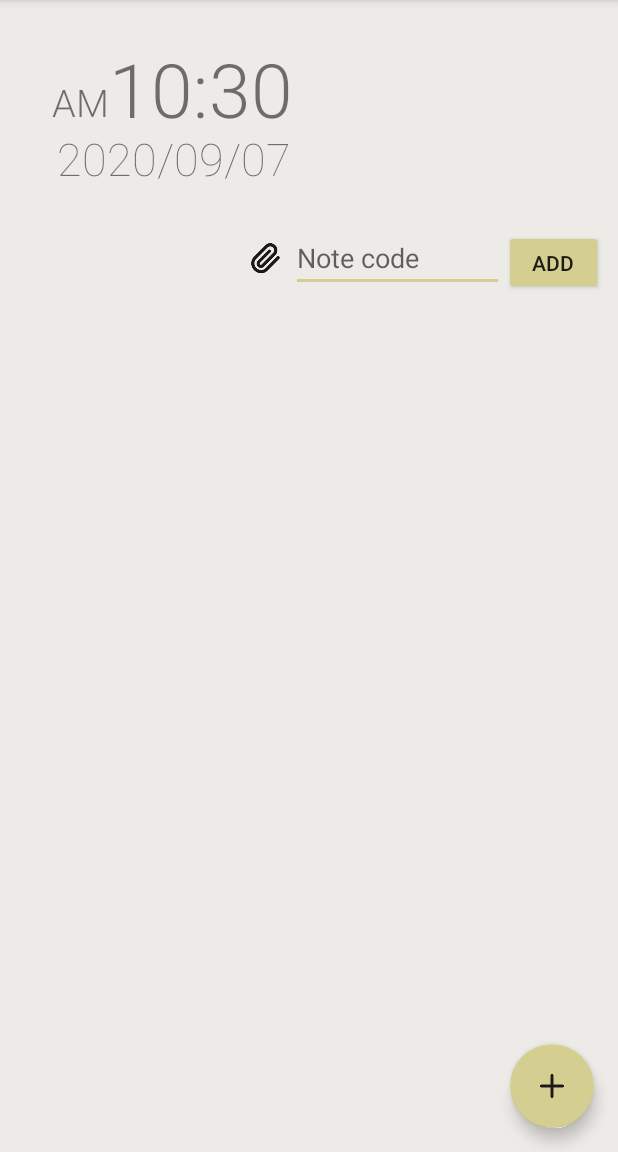
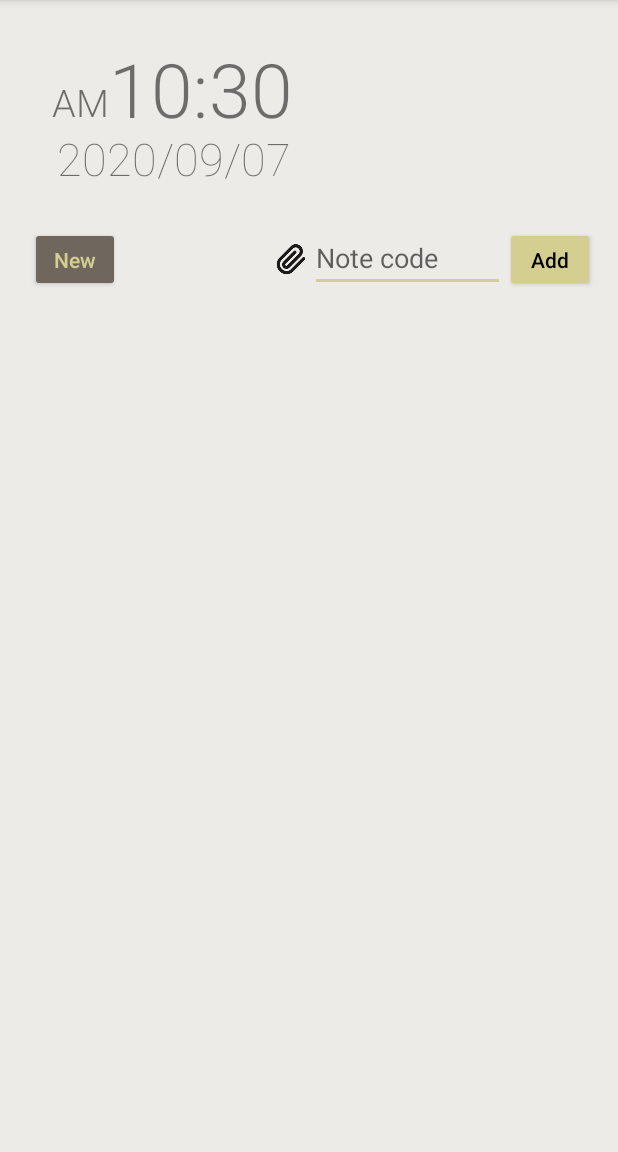
Before and after one commit to mjkcool/Branch-Memo-Beta, an Android app: the screen it shows after launch (MainActivity), on a phone screen of 412 x 824 dp, the part 84-1236 px from its top. Run offline under Robolectric (Android 15) with nearby library versions, the phone set to English and light mode, and no system bars.

Commit message:
Implement page moving

```diff
--- a/app/src/main/java/com/example/branchmemo/FirstFragment.java
+++ b/app/src/main/java/com/example/branchmemo/FirstFragment.java
@@ -1,15 +1,23 @@
 package com.example.branchmemo;
 
+import android.icu.util.Calendar;
 import android.os.Bundle;
+import android.os.Handler;
+import android.os.Message;
 import android.view.LayoutInflater;
 import android.view.View;
 import android.view.ViewGroup;
+import android.widget.TextView;
 
 import androidx.annotation.NonNull;
 import androidx.fragment.app.Fragment;
 import androidx.navigation.fragment.NavHostFragment;
 
+import java.text.SimpleDateFormat;
+
 public class FirstFragment extends Fragment {
+    private static Handler mHandler ;
+    TextView Date_top_1, Date_top_2, Date_bottom;
 
     @Override
     public View onCreateView(
@@ -18,17 +26,59 @@ public class FirstFragment extends Fragment {
     ) {
         // Inflate the layout for this fragment
         return inflater.inflate(R.layout.fragment_first, container, false);
+
     }
 
-//    public void onViewCreated(@NonNull View view, Bundle savedInstanceState) {
-//        super.onViewCreated(view, savedInstanceState);
-//
-//        view.findViewById(R.id.button_first).setOnClickListener(new View.OnClickListener() {
-//            @Override
-//            public void onClick(View view) {
-//                NavHostFragment.findNavController(FirstFragment.this)
-//                        .navigate(R.id.action_FirstFragment_to_SecondFragment);
-//            }
-//        });
-//    }
+    public void onViewCreated(@NonNull View view, Bundle savedInstanceState) {
+        super.onViewCreated(view, savedInstanceState);
+
+
+
+        Date_top_1 = view.findViewById(R.id.a_view);
+        Date_top_2 = view.findViewById(R.id.time_view);
+        Date_bottom = view.findViewById(R.id.date_view);
+
+        mHandler = new Handler() {
+            @Override
+            public void handleMessage(Message msg) {
+                Calendar cal = Calendar.getInstance() ;
+                SimpleDateFormat ap = new SimpleDateFormat("a");
+                SimpleDateFormat time = new SimpleDateFormat("hh:mm");
+                SimpleDateFormat date = new SimpleDateFormat("yyyy/MM/dd");
+                Date_top_1.setText(ap.format(cal.getTime()));
+                Date_top_2.setText(time.format(cal.getTime()));
+                Date_bottom.setText(date.format(cal.getTime()));
+            }
+        };
+
+        class NewRunnable implements Runnable {
+            Calendar cal = Calendar.getInstance();
+
+            @Override
+            public void run() {
+                while (true) {
+                    mHandler.sendEmptyMessage(0) ;
+                    try {
+                        Thread.sleep(1000) ;
+                    } catch (Exception e) {
+                        e.printStackTrace() ;
+                    }
+                }
+            }
+        }
+        NewRunnable nr = new NewRunnable() ;
+        Thread t = new Thread(nr) ;
+        t.start() ;
+
+
+        view.findViewById(R.id.newBtn).setOnClickListener(new View.OnClickListener() {
+            @Override
+            public void onClick(View view) {
+                MainActivity.actionBar.setDisplayHomeAsUpEnabled(true);
+                MainActivity.actionBar.setDisplayShowHomeEnabled(true);
+                NavHostFragment.findNavController(FirstFragment.this)
+                        .navigate(R.id.action_FirstFragment_to_SecondFragment);
+            }
+        });
+    }
 }
--- a/app/src/main/java/com/example/branchmemo/MainActivity.java
+++ b/app/src/main/java/com/example/branchmemo/MainActivity.java
@@ -11,6 +11,7 @@ import androidx.annotation.NonNull;
 import androidx.appcompat.app.ActionBar;
 import androidx.appcompat.app.AppCompatActivity;
 import androidx.appcompat.widget.Toolbar;
+import androidx.fragment.app.FragmentTransaction;
 
 import android.os.Handler;
 import android.os.Message;
@@ -18,6 +19,7 @@ import android.view.View;
 
 import android.view.Menu;
 import android.view.MenuItem;
+import android.widget.Button;
 import android.widget.TextView;
 import android.widget.Toast;
 
@@ -25,9 +27,9 @@ import java.text.SimpleDateFormat;
 import java.util.Date;
 
 public class MainActivity extends AppCompatActivity {
-    TextView Date_top_1, Date_top_2, Date_bottom;
+    Toolbar toolbar;
+    public static ActionBar actionBar;
 
-    private static Handler mHandler ;
 
     @SuppressLint("HandlerLeak")
     @Override
@@ -35,67 +37,16 @@ public class MainActivity extends AppCompatActivity {
         super.onCreate(savedInstanceState);
         setContentView(R.layout.activity_main);
 
-
-        Toolbar toolbar = findViewById(R.id.toolbar);
-
+        toolbar = findViewById(R.id.toolbar);
 
         setSupportActionBar(toolbar);
-        ActionBar actionBar = getSupportActionBar();
+        actionBar = getSupportActionBar();
         actionBar = getSupportActionBar();
         actionBar.setDisplayShowCustomEnabled(true);
         actionBar.setDisplayShowTitleEnabled(false);//기본 제목을 없애줍니다.
-        //actionBar.setDisplayHomeAsUpEnabled(true); //툴바의 뒤로가기 버튼
+        actionBar.setDisplayHomeAsUpEnabled(false); //툴바의 뒤로가기 버튼
 
 
-
-        FloatingActionButton fab = findViewById(R.id.fab);
-        fab.setOnClickListener(new View.OnClickListener() {
-            @Override
-            public void onClick(View view) {
-                Snackbar.make(view, "Replace with your own action", Snackbar.LENGTH_LONG)
-                        .setAction("Action", null).show();
-            }
-        });
-
-
-
-        mHandler = new Handler() {
-            @Override
-            public void handleMessage(Message msg) {
-                Calendar cal = Calendar.getInstance() ;
-                SimpleDateFormat ap = new SimpleDateFormat("a");
-                SimpleDateFormat time = new SimpleDateFormat("hh:mm");
-                SimpleDateFormat date = new SimpleDateFormat("yyyy/MM/dd");
-
-                Date_top_1 = (TextView) findViewById(R.id.a_view);
-                Date_top_2 = (TextView) findViewById(R.id.time_view);
-                Date_bottom = (TextView) findViewById(R.id.date_view);
-
-                Date_top_1.setText(ap.format(cal.getTime()));
-                Date_top_2.setText(time.format(cal.getTime()));
-                Date_bottom.setText(date.format(cal.getTime()));
-            }
-        };
-
-        class NewRunnable implements Runnable {
-            Calendar cal = Calendar.getInstance();
-
-            @Override
-            public void run() {
-                while (true) {
-                    mHandler.sendEmptyMessage(0) ;
-                    try {
-                        Thread.sleep(1000) ;
-                    } catch (Exception e) {
-                        e.printStackTrace() ;
-                    }
-                }
-            }
-        }
-
-        NewRunnable nr = new NewRunnable() ;
-        Thread t = new Thread(nr) ;
-        t.start() ;
     }
 
 
--- a/app/src/main/java/com/example/branchmemo/SecondFragment.java
+++ b/app/src/main/java/com/example/branchmemo/SecondFragment.java
@@ -11,6 +11,10 @@ import androidx.navigation.fragment.NavHostFragment;
 
 public class SecondFragment extends Fragment {
 
+    public static Fragment newInstance() {
+        return new SecondFragment();
+    }
+
     @Override
     public View onCreateView(
             LayoutInflater inflater, ViewGroup container,
@@ -23,12 +27,15 @@ public class SecondFragment extends Fragment {
     public void onViewCreated(@NonNull View view, Bundle savedInstanceState) {
         super.onViewCreated(view, savedInstanceState);
 
-        view.findViewById(R.id.button_second).setOnClickListener(new View.OnClickListener() {
-            @Override
-            public void onClick(View view) {
-                NavHostFragment.findNavController(SecondFragment.this)
-                        .navigate(R.id.action_SecondFragment_to_FirstFragment);
-            }
-        });
+
+
+//        view.findViewById(R.id.button_second).setOnClickListener(new View.OnClickListener() {
+//            @Override
+//            public void onClick(View view) {
+//                NavHostFragment.findNavController(SecondFragment.this)
+//                        .navigate(R.id.action_SecondFragment_to_FirstFragment);
+//            }
+//        });
+
     }
 }
--- a/app/src/main/res/layout/activity_main.xml
+++ b/app/src/main/res/layout/activity_main.xml
@@ -18,7 +18,6 @@
             android:id="@+id/toolbar"
             android:layout_width="match_parent"
             android:layout_height="?attr/actionBarSize">
-
             <TextView
                 android:layout_width="wrap_content"
                 android:layout_height="wrap_content"
@@ -33,13 +32,4 @@
 
     <include layout="@layout/content_main" />
 
-    <com.google.android.material.floatingactionbutton.FloatingActionButton
-        android:id="@+id/fab"
-        android:layout_width="wrap_content"
-        android:layout_height="wrap_content"
-        android:layout_gravity="bottom|end"
-        android:layout_margin="@dimen/fab_margin"
-        app:backgroundTint="#D4CE91"
-        app:srcCompat="@drawable/plus" />
-
 </androidx.coordinatorlayout.widget.CoordinatorLayout>
--- a/app/src/main/res/layout/content_main.xml
+++ b/app/src/main/res/layout/content_main.xml
@@ -1,6 +1,7 @@
 <?xml version="1.0" encoding="utf-8"?>
 <androidx.constraintlayout.widget.ConstraintLayout xmlns:android="http://schemas.android.com/apk/res/android"
     xmlns:app="http://schemas.android.com/apk/res-auto"
+    android:id="@+id/fragmentlayout"
     android:layout_width="match_parent"
     android:layout_height="match_parent"
     app:layout_behavior="@string/appbar_scrolling_view_behavior">
--- a/app/src/main/res/layout/fragment_first.xml
+++ b/app/src/main/res/layout/fragment_first.xml
@@ -37,6 +37,7 @@
                 android:fontFamily="sans-serif-light"
                 android:gravity="left"
                 android:text="00:00"
+                android:textColorHighlight="#FFFFFF"
                 android:textSize="50sp" />
         </LinearLayout>
 
@@ -51,39 +52,69 @@
 
     </LinearLayout>
 
-    <LinearLayout
+    <androidx.constraintlayout.widget.ConstraintLayout
         android:layout_width="match_parent"
         android:layout_height="43dp"
         android:orientation="horizontal"
-        android:paddingLeft="160dp"
-        android:paddingRight="10dp">
+        android:paddingLeft="20dp"
+        android:paddingRight="15dp">
+
+
+        <Button
+            android:id="@+id/newBtn"
+            android:layout_width="60dp"
+            android:layout_height="wrap_content"
+            android:layout_weight="1"
+            android:backgroundTint="#6F675D"
+            android:gravity="center"
+            android:text="New"
+            android:textColor="#D4CE91"
+            android:textColorHighlight="#FFFFFF"
+            app:layout_constraintBottom_toBottomOf="parent"
+            app:layout_constraintEnd_toStartOf="@+id/imageView"
+            app:layout_constraintHorizontal_bias="0.0"
+            app:layout_constraintStart_toStartOf="parent"
+            app:layout_constraintTop_toTopOf="parent"
+            android:textAllCaps="false"
+            app:layout_constraintVertical_bias="0.0" />
 
         <ImageView
             android:id="@+id/imageView"
-            android:layout_width="3dp"
+            android:layout_width="25dp"
             android:layout_height="25dp"
             android:layout_gravity="center"
             android:layout_weight="1"
-            android:src="@drawable/clip" />
+            android:src="@drawable/clip"
+            app:layout_constraintBottom_toBottomOf="parent"
+            app:layout_constraintEnd_toStartOf="@+id/editTextTextPersonName"
+            app:layout_constraintTop_toTopOf="parent" />
 
         <EditText
             android:id="@+id/editTextTextPersonName"
-            android:layout_width="111dp"
+            android:layout_width="130dp"
             android:layout_height="wrap_content"
             android:layout_weight="1"
             android:ems="10"
             android:hint="Note code"
-            android:inputType="textPersonName" />
+            android:inputType="textPersonName"
+            app:layout_constraintBottom_toBottomOf="parent"
+            app:layout_constraintEnd_toStartOf="@+id/addBtn"
+            app:layout_constraintTop_toTopOf="parent" />
 
         <Button
-            android:id="@+id/button"
-            android:layout_width="35dp"
+            android:id="@+id/addBtn"
+            android:layout_width="60dp"
             android:layout_height="wrap_content"
             android:layout_weight="1"
             android:backgroundTint="#D4CE91"
-            android:text="Add" />
+            android:text="Add"
+            android:textAllCaps="false"
+            android:textColor="#000000"
+            app:layout_constraintBottom_toBottomOf="parent"
+            app:layout_constraintEnd_toEndOf="parent"
+            app:layout_constraintTop_toTopOf="parent" />
 
-    </LinearLayout>
+    </androidx.constraintlayout.widget.ConstraintLayout>
 
     <ScrollView
         android:layout_width="match_parent"
@@ -96,4 +127,6 @@
             android:orientation="vertical" />
     </ScrollView>
 
+
+
 </LinearLayout>
--- a/app/src/main/res/layout/fragment_second.xml
+++ b/app/src/main/res/layout/fragment_second.xml
@@ -10,18 +10,8 @@
         android:id="@+id/textview_second"
         android:layout_width="wrap_content"
         android:layout_height="wrap_content"
-        app:layout_constraintBottom_toTopOf="@id/button_second"
         app:layout_constraintEnd_toEndOf="parent"
         app:layout_constraintStart_toStartOf="parent"
         app:layout_constraintTop_toTopOf="parent" />
 
-    <Button
-        android:id="@+id/button_second"
-        android:layout_width="wrap_content"
-        android:layout_height="wrap_content"
-        android:text="@string/previous"
-        app:layout_constraintBottom_toBottomOf="parent"
-        app:layout_constraintEnd_toEndOf="parent"
-        app:layout_constraintStart_toStartOf="parent"
-        app:layout_constraintTop_toBottomOf="@id/textview_second" />
 </androidx.constraintlayout.widget.ConstraintLayout>
```
